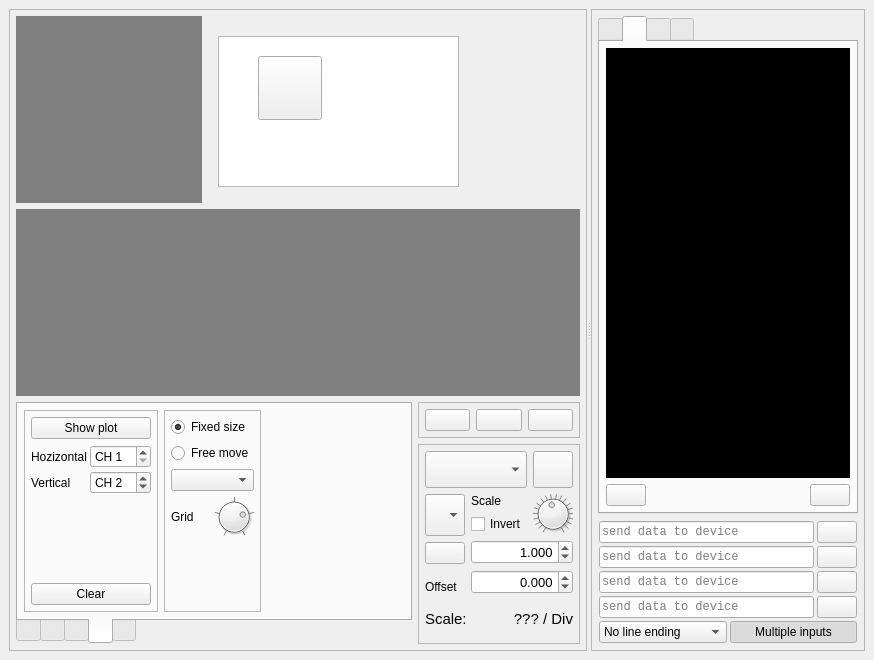
This is mainwindow.ui in jirimaier/DataPlotter as Qt 5 draws it before an edit. The edited form follows.
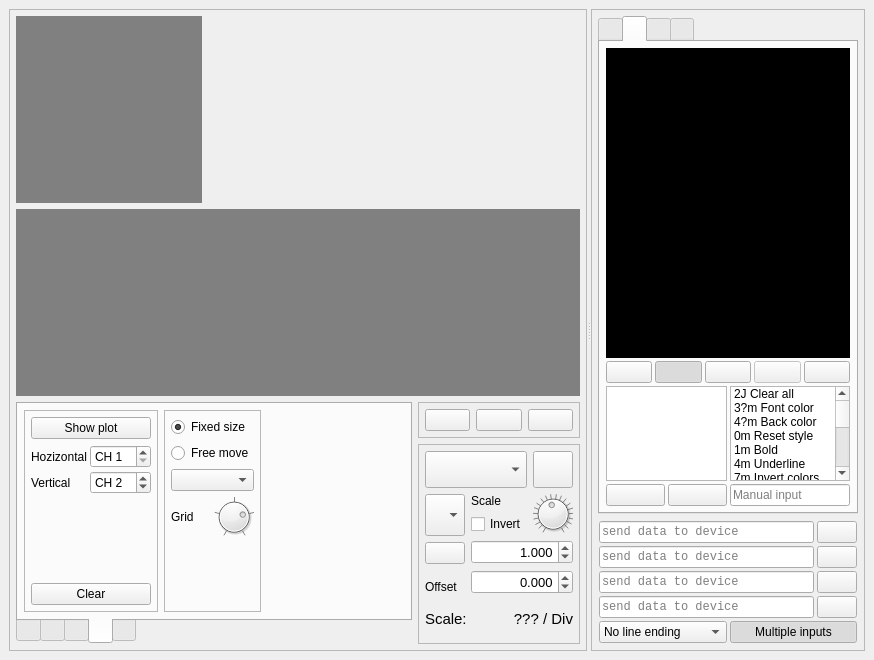
This is the edited form. Icons and pictures are not drawn. Custom widgets are drawn as their Qt base class.

Patch:
```diff
--- a/mainwindow.ui
+++ b/mainwindow.ui
@@ -119,35 +119,6 @@
             <property name="styleSheet">
              <string notr="true"/>
             </property>
-            <widget class="QTextEdit" name="textEdit">
-             <property name="geometry">
-              <rect>
-               <x>10</x>
-               <y>20</y>
-               <width>241</width>
-               <height>151</height>
-              </rect>
-             </property>
-            </widget>
-            <widget class="QPushButton" name="pushButton_4">
-             <property name="geometry">
-              <rect>
-               <x>50</x>
-               <y>40</y>
-               <width>64</width>
-               <height>64</height>
-              </rect>
-             </property>
-             <property name="maximumSize">
-              <size>
-               <width>64</width>
-               <height>64</height>
-              </size>
-             </property>
-             <property name="text">
-              <string/>
-             </property>
-            </widget>
            </widget>
           </item>
          </layout>
@@ -4281,7 +4252,10 @@
            <attribute name="title">
             <string/>
            </attribute>
-           <layout class="QVBoxLayout" name="verticalLayout_20">
+           <layout class="QVBoxLayout" name="verticalLayout_17" stretch="1000,1,1">
+            <property name="spacing">
+             <number>3</number>
+            </property>
             <property name="leftMargin">
              <number>6</number>
             </property>
@@ -4326,9 +4300,7 @@
               <property name="styleSheet">
                <string notr="true">background-color: rgb(0, 0, 0);
 alternate-background-color: rgb(170, 0, 0);
-gridline-color: rgb(255, 255, 255);
-selection-color: rgb(255, 255, 255);
-selection-background-color: rgb(85, 0, 0);</string>
+gridline-color: rgb(255, 255, 255);</string>
               </property>
               <property name="autoScroll">
                <bool>false</bool>
@@ -4337,7 +4309,10 @@
                <set>QAbstractItemView::NoEditTriggers</set>
               </property>
               <property name="selectionMode">
-               <enum>QAbstractItemView::NoSelection</enum>
+               <enum>QAbstractItemView::ContiguousSelection</enum>
+              </property>
+              <property name="textElideMode">
+               <enum>Qt::ElideNone</enum>
               </property>
               <property name="showGrid">
                <bool>false</bool>
@@ -4381,6 +4356,9 @@
             </item>
             <item>
              <layout class="QHBoxLayout" name="horizontalLayout_34">
+              <property name="spacing">
+               <number>3</number>
+              </property>
               <item>
                <widget class="QPushButton" name="pushButton_2">
                 <property name="sizePolicy">
@@ -4411,17 +4389,76 @@
                </widget>
               </item>
               <item>
-               <spacer name="horizontalSpacer_12">
-                <property name="orientation">
-                 <enum>Qt::Horizontal</enum>
+               <widget class="QPushButton" name="pushButtonTerminalClickToSend">
+                <property name="toolTip">
+                 <string>&lt;html&gt;&lt;head/&gt;&lt;body&gt;&lt;p&gt;Click to send mode&lt;/p&gt;&lt;/body&gt;&lt;/html&gt;</string>
                 </property>
-                <property name="sizeHint" stdset="0">
+                <property name="text">
+                 <string/>
+                </property>
+                <property name="icon">
+                 <iconset resource="resources.qrc">
+                  <normaloff>:/images/icons/terminalClickToSend.png</normaloff>:/images/icons/terminalClickToSend.png</iconset>
+                </property>
+                <property name="iconSize">
                  <size>
-                  <width>40</width>
-                  <height>20</height>
+                  <width>30</width>
+                  <height>30</height>
                  </size>
                 </property>
-               </spacer>
+                <property name="checkable">
+                 <bool>true</bool>
+                </property>
+                <property name="checked">
+                 <bool>true</bool>
+                </property>
+               </widget>
+              </item>
+              <item>
+               <widget class="QPushButton" name="pushButtonTerminalSelect">
+                <property name="toolTip">
+                 <string>&lt;html&gt;&lt;head/&gt;&lt;body&gt;&lt;p&gt;Selection mode&lt;/p&gt;&lt;/body&gt;&lt;/html&gt;</string>
+                </property>
+                <property name="text">
+                 <string/>
+                </property>
+                <property name="icon">
+                 <iconset resource="resources.qrc">
+                  <normaloff>:/images/icons/terminalSelect.png</normaloff>:/images/icons/terminalSelect.png</iconset>
+                </property>
+                <property name="iconSize">
+                 <size>
+                  <width>30</width>
+                  <height>30</height>
+                 </size>
+                </property>
+                <property name="checkable">
+                 <bool>true</bool>
+                </property>
+               </widget>
+              </item>
+              <item>
+               <widget class="QPushButton" name="pushButtonTerminalCopy">
+                <property name="enabled">
+                 <bool>false</bool>
+                </property>
+                <property name="toolTip">
+                 <string>&lt;html&gt;&lt;head/&gt;&lt;body&gt;&lt;p&gt;Copy selection to clipboard&lt;/p&gt;&lt;/body&gt;&lt;/html&gt;</string>
+                </property>
+                <property name="text">
+                 <string/>
+                </property>
+                <property name="icon">
+                 <iconset resource="resources.qrc">
+                  <normaloff>:/images/icons/copy.png</normaloff>:/images/icons/copy.png</iconset>
+                </property>
+                <property name="iconSize">
+                 <size>
+                  <width>30</width>
+                  <height>30</height>
+                 </size>
+                </property>
+               </widget>
               </item>
               <item>
                <widget class="QPushButton" name="pushButton">
@@ -4445,6 +4482,216 @@
               </item>
              </layout>
             </item>
+            <item>
+             <widget class="QFrame" name="frameTermanalDebug">
+              <property name="minimumSize">
+               <size>
+                <width>0</width>
+                <height>120</height>
+               </size>
+              </property>
+              <property name="frameShape">
+               <enum>QFrame::NoFrame</enum>
+              </property>
+              <property name="frameShadow">
+               <enum>QFrame::Raised</enum>
+              </property>
+              <layout class="QGridLayout" name="gridLayout_16" rowstretch="100,1" columnstretch="1,1">
+               <property name="leftMargin">
+                <number>0</number>
+               </property>
+               <property name="topMargin">
+                <number>0</number>
+               </property>
+               <property name="rightMargin">
+                <number>0</number>
+               </property>
+               <property name="bottomMargin">
+                <number>0</number>
+               </property>
+               <property name="spacing">
+                <number>3</number>
+               </property>
+               <item row="1" column="0">
+                <layout class="QHBoxLayout" name="horizontalLayout_12">
+                 <property name="spacing">
+                  <number>3</number>
+                 </property>
+                 <item>
+                  <widget class="QPushButton" name="pushButtonTerminalInputClear">
+                   <property name="sizePolicy">
+                    <sizepolicy hsizetype="Preferred" vsizetype="Preferred">
+                     <horstretch>0</horstretch>
+                     <verstretch>0</verstretch>
+                    </sizepolicy>
+                   </property>
+                   <property name="text">
+                    <string/>
+                   </property>
+                   <property name="icon">
+                    <iconset resource="resources.qrc">
+                     <normaloff>:/images/icons/clear.png</normaloff>:/images/icons/clear.png</iconset>
+                   </property>
+                  </widget>
+                 </item>
+                 <item>
+                  <widget class="QPushButton" name="pushButtonTerminalInputCopy">
+                   <property name="sizePolicy">
+                    <sizepolicy hsizetype="Preferred" vsizetype="Preferred">
+                     <horstretch>0</horstretch>
+                     <verstretch>0</verstretch>
+                    </sizepolicy>
+                   </property>
+                   <property name="text">
+                    <string/>
+                   </property>
+                   <property name="icon">
+                    <iconset resource="resources.qrc">
+                     <normaloff>:/images/icons/copy.png</normaloff>:/images/icons/copy.png</iconset>
+                   </property>
+                  </widget>
+                 </item>
+                </layout>
+               </item>
+               <item row="0" column="0">
+                <widget class="QPlainTextEdit" name="plainTextEditTerminalDebug">
+                 <property name="readOnly">
+                  <bool>true</bool>
+                 </property>
+                </widget>
+               </item>
+               <item row="0" column="1">
+                <widget class="QListWidget" name="listWidgetTerminalCodeList">
+                 <property name="sizePolicy">
+                  <sizepolicy hsizetype="Preferred" vsizetype="Expanding">
+                   <horstretch>0</horstretch>
+                   <verstretch>0</verstretch>
+                  </sizepolicy>
+                 </property>
+                 <property name="minimumSize">
+                  <size>
+                   <width>0</width>
+                   <height>0</height>
+                  </size>
+                 </property>
+                 <item>
+                  <property name="text">
+                   <string>2J Clear all</string>
+                  </property>
+                 </item>
+                 <item>
+                  <property name="text">
+                   <string>3?m Font color</string>
+                  </property>
+                 </item>
+                 <item>
+                  <property name="text">
+                   <string>4?m Back color</string>
+                  </property>
+                 </item>
+                 <item>
+                  <property name="text">
+                   <string>0m Reset style</string>
+                  </property>
+                 </item>
+                 <item>
+                  <property name="text">
+                   <string>1m Bold</string>
+                  </property>
+                 </item>
+                 <item>
+                  <property name="text">
+                   <string>4m Underline</string>
+                  </property>
+                 </item>
+                 <item>
+                  <property name="text">
+                   <string>7m Invert colors</string>
+                  </property>
+                 </item>
+                 <item>
+                  <property name="text">
+                   <string>A Up</string>
+                  </property>
+                 </item>
+                 <item>
+                  <property name="text">
+                   <string>B Down</string>
+                  </property>
+                 </item>
+                 <item>
+                  <property name="text">
+                   <string>C Right</string>
+                  </property>
+                 </item>
+                 <item>
+                  <property name="text">
+                   <string>D Left</string>
+                  </property>
+                 </item>
+                 <item>
+                  <property name="text">
+                   <string>0J Clear down</string>
+                  </property>
+                 </item>
+                 <item>
+                  <property name="text">
+                   <string>1J Clear up</string>
+                  </property>
+                 </item>
+                 <item>
+                  <property name="text">
+                   <string>2K Clear line</string>
+                  </property>
+                 </item>
+                 <item>
+                  <property name="text">
+                   <string>0K Clear line left</string>
+                  </property>
+                 </item>
+                 <item>
+                  <property name="text">
+                   <string>1K Clear line right</string>
+                  </property>
+                 </item>
+                 <item>
+                  <property name="text">
+                   <string>E Line up</string>
+                  </property>
+                 </item>
+                 <item>
+                  <property name="text">
+                   <string>F Line down</string>
+                  </property>
+                 </item>
+                 <item>
+                  <property name="text">
+                   <string>s Save postition</string>
+                  </property>
+                 </item>
+                 <item>
+                  <property name="text">
+                   <string>u Load position</string>
+                  </property>
+                 </item>
+                </widget>
+               </item>
+               <item row="1" column="1">
+                <widget class="QLineEdit" name="lineEditTerminalManualInput">
+                 <property name="sizePolicy">
+                  <sizepolicy hsizetype="Expanding" vsizetype="Preferred">
+                   <horstretch>0</horstretch>
+                   <verstretch>0</verstretch>
+                  </sizepolicy>
+                 </property>
+                 <property name="placeholderText">
+                  <string>Manual input</string>
+                 </property>
+                </widget>
+               </item>
+              </layout>
+             </widget>
+            </item>
            </layout>
           </widget>
           <widget class="QWidget" name="tab_8">
```
Left out of the diff: 174 changed lines with no effect on the pictures.
